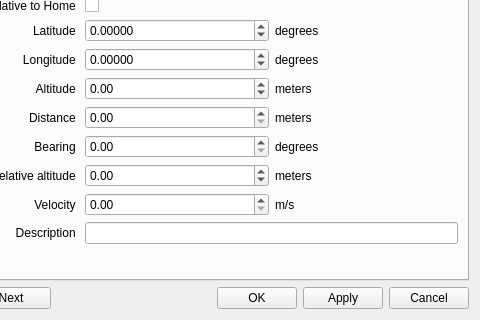
Qt form ground/openpilotgcs/src/plugins/opmap/opmap_edit_waypoint_dialog.ui (openpilot/OpenPilot) before a commit; both pictures show x 126 to 606 and y 100 to 420 of the 606 by 420 pixel window.
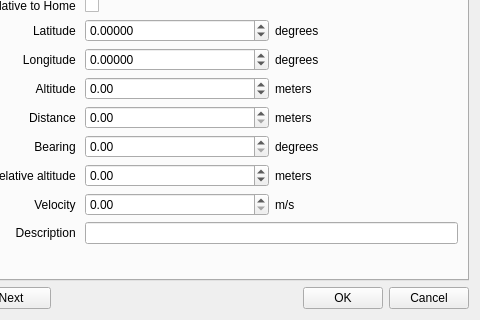
The same form after that commit. Icons and pictures are not drawn.

```diff
--- a/ground/openpilotgcs/src/plugins/opmap/opmap_edit_waypoint_dialog.ui
+++ b/ground/openpilotgcs/src/plugins/opmap/opmap_edit_waypoint_dialog.ui
@@ -798,13 +798,6 @@
        </property>
       </widget>
      </item>
-     <item>
-      <widget class="QPushButton" name="pushButtonApply">
-       <property name="text">
-        <string>Apply</string>
-       </property>
-      </widget>
-     </item>
      <item>
       <widget class="QPushButton" name="pushButtonCancel">
        <property name="text">
```
Left out of the diff: 24 changed lines with no effect on the pictures.
